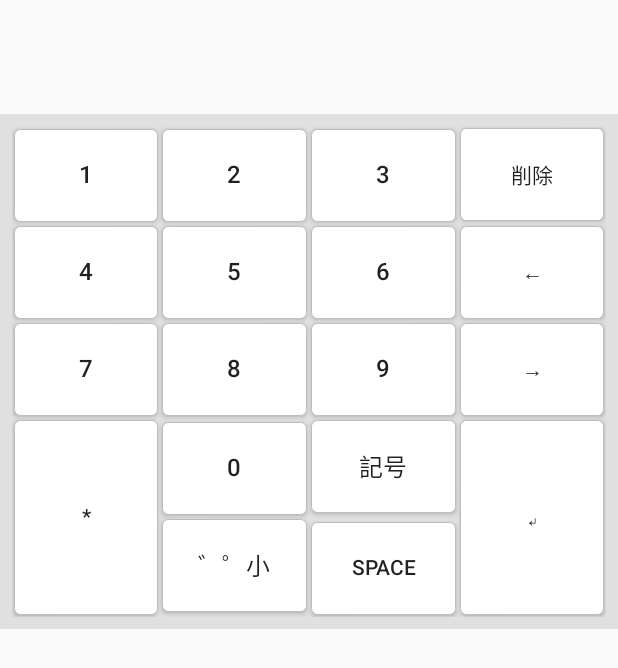
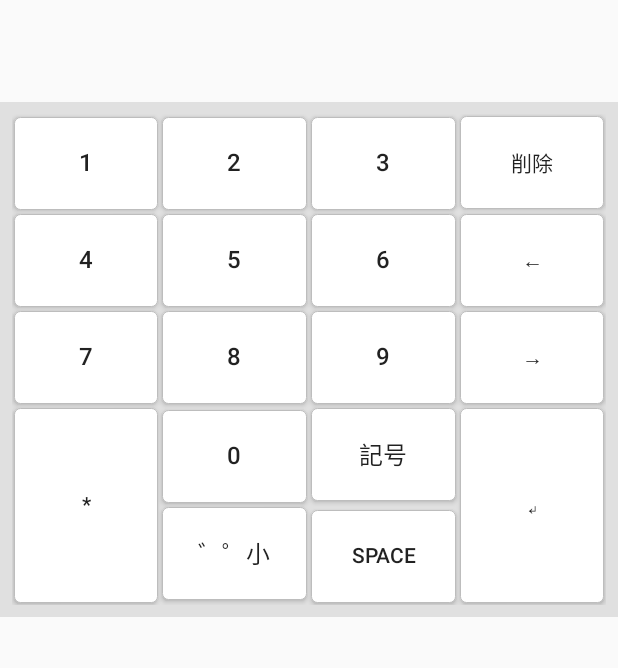
Before and after one commit to akihirotakeda1111/2touch-keyboard, an Android app built with Jetpack Compose: the layout keyboard_view.xml on its own in the app's theme, with its tools: preview values and no code run, on a phone screen of 412 x 824 dp. Shown: the top 668 px of the screen. Run offline under Robolectric (Android 15) with nearby library versions, the phone set to English and light mode, and no system bars.

Commit message:
Place the candidate bar flush against the key panel
Remove the 8dp gap so the reserved candidate slot sits directly on the
keyboard panel instead of floating above it.

Co-authored-by: akihirotakeda1111 <akihirotakeda1111@users.noreply.github.com>

```diff
--- a/app/src/main/res/layout/keyboard_view.xml
+++ b/app/src/main/res/layout/keyboard_view.xml
@@ -10,7 +10,6 @@
         android:id="@+id/candidate_bar_slot"
         android:layout_width="match_parent"
         android:layout_height="wrap_content"
-        android:layout_marginBottom="@dimen/candidate_bar_margin_bottom"
         android:background="@android:color/transparent"
         android:orientation="vertical">
 
--- a/app/src/main/res/values/dimens.xml
+++ b/app/src/main/res/values/dimens.xml
@@ -12,5 +12,4 @@
     <!-- 候補バーは常時高さを確保し、空のときは透過する（IME リサイズによるタップ欠落を防ぐ） -->
     <dimen name="conversion_hint_height">20sp</dimen>
     <dimen name="candidate_bar_height">48dp</dimen>
-    <dimen name="candidate_bar_margin_bottom">8dp</dimen>
 </resources>
```
Also changed, not shown: 1 other file.
